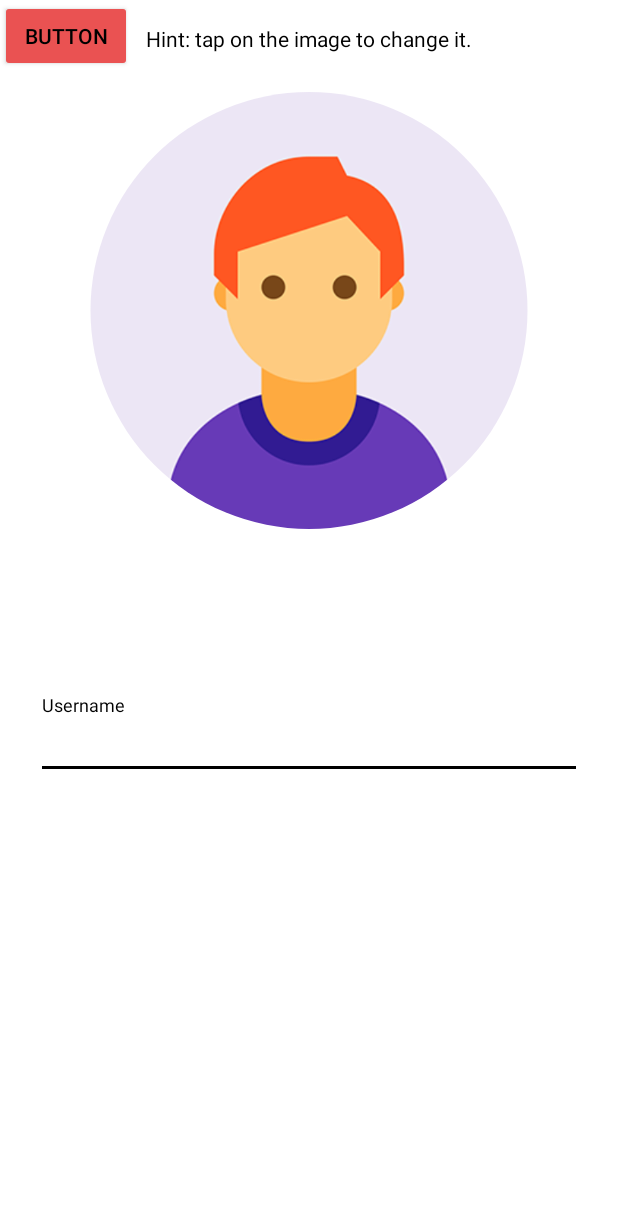
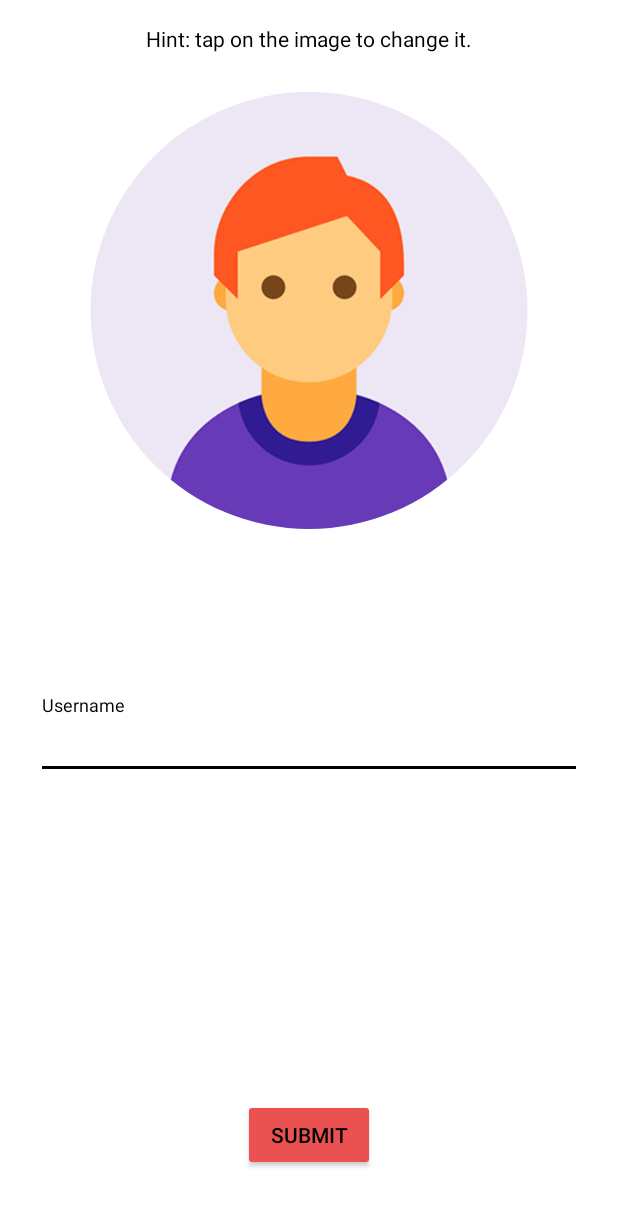
Before and after one commit to razz97/WormyAndroid, an Android app: the layout activity_setting.xml on its own in the app's theme, with its tools: preview values and no code run, on a phone screen of 412 x 824 dp. Shown: the top 1206 px of the screen. Run offline under Robolectric (Android 15) with nearby library versions, the phone set to English and light mode, and no system bars; network calls fail.

Commit message:
many things

```diff
--- a/app/build.gradle
+++ b/app/build.gradle
@@ -20,6 +20,7 @@ android {
 
 dependencies {
     implementation fileTree(include: ['*.jar'], dir: 'libs')
+    //noinspection GradleCompatible
     implementation 'com.android.support:appcompat-v7:28.0.0'
     implementation 'com.android.support.constraint:constraint-layout:1.1.3'
     implementation 'com.android.support:support-v4:28.0.0'
@@ -28,7 +29,7 @@ dependencies {
     androidTestImplementation 'com.android.support.test.espresso:espresso-core:3.0.2'
     implementation 'com.android.support:design:28.0.0'
     implementation 'de.hdodenhof:circleimageview:2.2.0'
-    implementation 'com.google.android.gms:play-services-maps:16.0.0'
+    implementation 'com.google.android.gms:play-services-maps:16.1.0'
     implementation 'eu.the4thfloor.volley:com.android.volley:2015.05.28'
     implementation 'com.google.code.gson:gson:2.8.5'
     implementation 'pl.droidsonroids.gif:android-gif-drawable:1.2.10'
--- a/app/src/main/java/com/stucom/abou/game/model/User.java
+++ b/app/src/main/java/com/stucom/abou/game/model/User.java
@@ -2,7 +2,7 @@ package com.stucom.abou.game.model;
 
 import java.util.List;
 
-public class User {
+public class User implements Comparable<User>{
 
     private int id;
     private String name;
@@ -73,4 +73,8 @@ public class User {
 
     public void setScores(List<Score> scores) { this.scores = scores; }
 
+    @Override
+    public int compareTo(User o) {
+        return Integer.parseInt(o.getTotalScore()) - Integer.parseInt(this.getTotalScore());
+    }
 }
--- a/app/src/main/res/layout-land/activity_setting.xml
+++ b/app/src/main/res/layout-land/activity_setting.xml
@@ -101,4 +101,18 @@
         app:layout_constraintStart_toStartOf="@+id/guideline6"
         app:layout_constraintTop_toTopOf="@+id/guideline2" />
 
+    <Button
+        android:id="@+id/submitChanges"
+        android:layout_width="wrap_content"
+        android:layout_height="wrap_content"
+        android:layout_marginStart="8dp"
+        android:layout_marginTop="8dp"
+        android:layout_marginEnd="8dp"
+        android:layout_marginBottom="8dp"
+        android:text="Submit"
+        app:layout_constraintBottom_toBottomOf="parent"
+        app:layout_constraintEnd_toEndOf="parent"
+        app:layout_constraintStart_toStartOf="@+id/guideline6"
+        app:layout_constraintTop_toBottomOf="@+id/emailText" />
+
 </android.support.constraint.ConstraintLayout>
--- a/app/src/main/res/layout/activity_setting.xml
+++ b/app/src/main/res/layout/activity_setting.xml
@@ -106,8 +106,14 @@
         android:id="@+id/submitChanges"
         android:layout_width="wrap_content"
         android:layout_height="wrap_content"
-        android:text="Button"
-        tools:layout_editor_absoluteX="152dp"
-        tools:layout_editor_absoluteY="640dp" />
+        android:layout_marginStart="8dp"
+        android:layout_marginTop="8dp"
+        android:layout_marginEnd="8dp"
+        android:layout_marginBottom="8dp"
+        android:text="Submit"
+        app:layout_constraintBottom_toBottomOf="parent"
+        app:layout_constraintEnd_toEndOf="parent"
+        app:layout_constraintStart_toStartOf="parent"
+        app:layout_constraintTop_toBottomOf="@+id/emailText" />
 
 </android.support.constraint.ConstraintLayout>
```
Also changed, not shown: app/src/main/java/com/stucom/abou/game/activities/RankingActivity.java (+128 -0 lines), app/src/main/java/com/stucom/abou/game/activities/SettingActivity.java (+19 -16 lines), app/src/main/res/layout/activity_ranking.xml (+20 -8 lines), app/src/main/res/layout/list_item.xml (added, +50 -0 lines).
